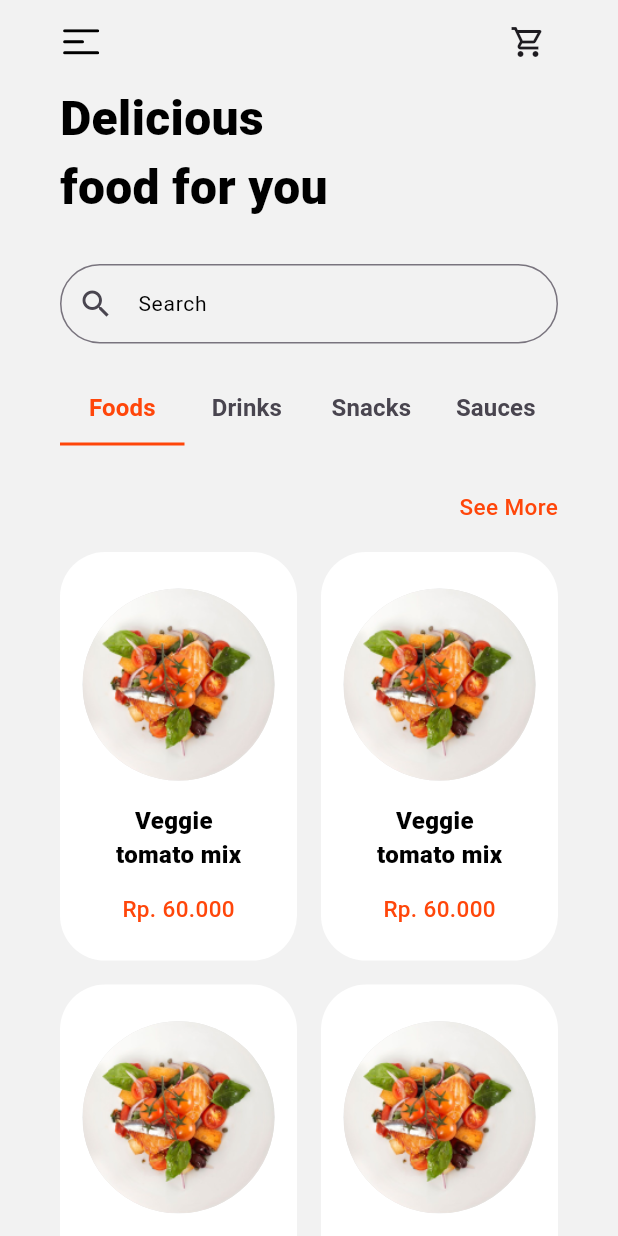
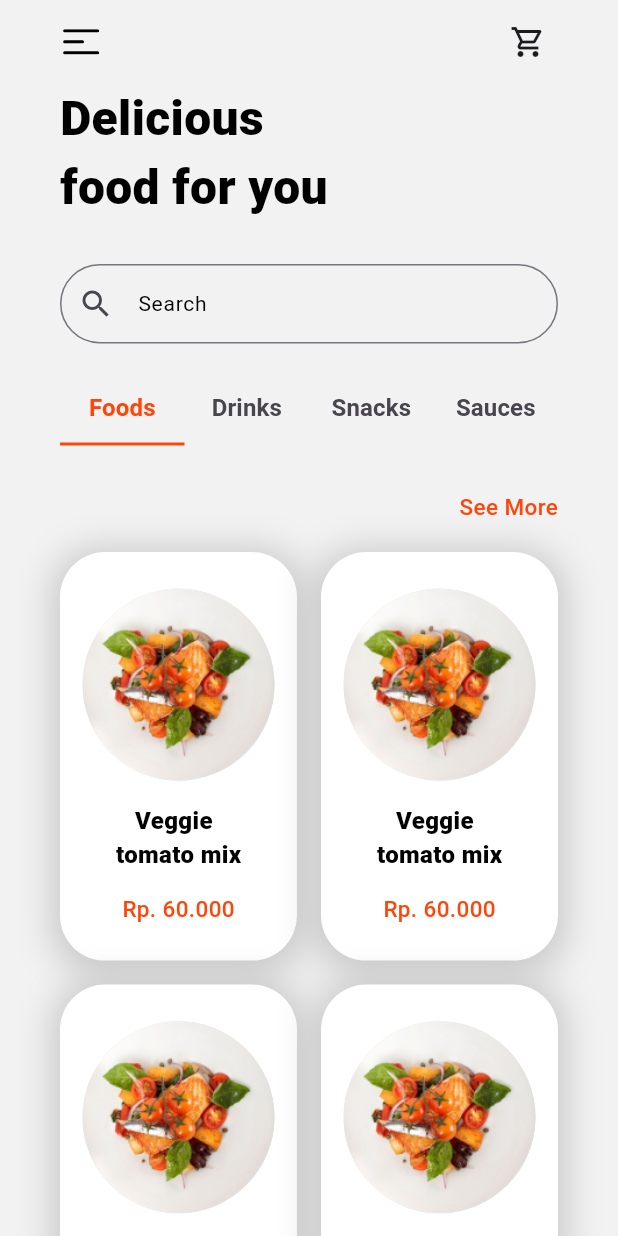
Before and after one commit to ferya2/cafe_app, a Flutter app: the HomePage screen opened directly, on a phone screen of 412 x 824 dp. Run offline on Flutter 3.47's test engine with Material 3 defaults, Android fonts, the phone set to English and light mode, and no system bars; our stand-ins replace flutter_svg, google_fonts.

Commit message:
update view

```diff
--- a/app_rest/app_rest/lib/constanst/bottomnav/bottomnavbar.dart
+++ b/app_rest/app_rest/lib/constanst/bottomnav/bottomnavbar.dart
@@ -1,5 +1,4 @@
 import 'package:app_rest/constanst/colors/colors.dart';
-import 'package:app_rest/constanst/textstyles/textstyle.dart';
 import 'package:app_rest/view/favorite.dart';
 import 'package:app_rest/view/history.dart';
 import 'package:app_rest/view/home.dart';
--- /dev/null
+++ b/app_rest/app_rest/lib/constanst/card/card.dart
@@ -0,0 +1,50 @@
+import 'package:app_rest/constanst/colors/colors.dart';
+import 'package:app_rest/constanst/textstyles/textstyle.dart';
+import 'package:flutter/material.dart';
+
+Widget buildContainerCard() {
+  return Container(
+    height: 500,
+    width: 200,
+    decoration: BoxDecoration(
+      boxShadow: [
+        BoxShadow(
+          color: AppColor.greyNeutral.withOpacity(0.5),
+          spreadRadius: 5,
+          blurRadius: 20,
+          offset: const Offset(0, 3), // changes position of shadow
+        ),
+      ],
+      color: Colors.white,
+      borderRadius: const BorderRadius.all(
+        Radius.circular(30.0),
+      ),
+    ),
+    child: Column(
+      mainAxisAlignment: MainAxisAlignment.end,
+      children: [
+        CircleAvatar(
+          backgroundColor: AppColor.greyNeutral.withOpacity(0.3),
+          radius: 64,
+          backgroundImage: const Image(
+            image: AssetImage('images/png/vege.png'),
+            fit: BoxFit.fill,
+          ).image,
+        ),
+        const SizedBox(height: 15),
+        Text(
+          '   Veggie \ntomato mix',
+          style: AppTextStyle.nameProduct,
+          overflow: TextOverflow.clip,
+        ),
+        const SizedBox(
+          height: 14,
+        ),
+        Text('Rp. 60.000', style: AppTextStyle.subtitle2),
+        const SizedBox(
+          height: 24,
+        ),
+      ],
+    ),
+  );
+}
--- a/app_rest/app_rest/lib/view/home.dart
+++ b/app_rest/app_rest/lib/view/home.dart
@@ -1,5 +1,8 @@
+import 'package:app_rest/constanst/card/card.dart';
 import 'package:app_rest/constanst/colors/colors.dart';
 import 'package:app_rest/constanst/textstyles/textstyle.dart';
+import 'package:app_rest/view/detail_product.dart';
+import 'package:app_rest/view/result_search.dart';
 import 'package:flutter/material.dart';
 import 'package:flutter_svg/flutter_svg.dart';
 
@@ -46,7 +49,8 @@ class _HomePageState extends State<HomePage>
                 onPressed: () {},
                 icon: SvgPicture.asset('images/svg/Vector.svg')),
             IconButton(
-                onPressed: () {}, icon: Icon(Icons.shopping_cart_outlined)),
+                onPressed: () {},
+                icon: const Icon(Icons.shopping_cart_outlined)),
           ]),
         ),
         automaticallyImplyLeading: false,
@@ -62,6 +66,12 @@ class _HomePageState extends State<HomePage>
           ),
           const SizedBox(height: 28),
           TextField(
+            onTap: () {
+              Navigator.push(context, MaterialPageRoute(builder: (context) {
+                return const ResultPage();
+              }));
+            },
+            readOnly: true,
             style: AppTextStyle.inputanTextField,
             decoration: InputDecoration(
                 prefixIcon: const Icon(Icons.search),
@@ -112,6 +122,7 @@ class _HomePageState extends State<HomePage>
                 childAspectRatio: 0.58,
                 physics: const NeverScrollableScrollPhysics(),
                 shrinkWrap: true,
+
                 crossAxisCount: 2,
                 // Tambahkan padding untuk jarak di sekitar GridView
                 mainAxisSpacing:
@@ -119,7 +130,14 @@ class _HomePageState extends State<HomePage>
                 crossAxisSpacing: 16.0, //
                 children: List.generate(
                   6, // Ganti sesuai dengan jumlah elemen yang Anda inginkan
-                  (index) => buildContainerCard(),
+                  (index) => InkWell(
+                      onTap: () {
+                        Navigator.push(context,
+                            MaterialPageRoute(builder: (context) {
+                          return const DetailProductPage();
+                        }));
+                      },
+                      child: buildContainerCard()),
                 ),
               ),
             ],
@@ -130,42 +148,3 @@ class _HomePageState extends State<HomePage>
     );
   }
 }
-
-Widget buildContainerCard() {
-  return Container(
-    height: 500,
-    width: 200,
-    decoration: BoxDecoration(
-      color: AppColor.whiteNeutral,
-      borderRadius: const BorderRadius.all(
-        Radius.circular(30.0),
-      ),
-    ),
-    child: Column(
-      mainAxisAlignment: MainAxisAlignment.end,
-      children: [
-        CircleAvatar(
-          backgroundColor: AppColor.greyNeutral.withOpacity(0.3),
-          radius: 64,
-          backgroundImage: const Image(
-            image: AssetImage('images/png/vege.png'),
-            fit: BoxFit.fill,
-          ).image,
-        ),
-        const SizedBox(height: 15),
-        Text(
-          '   Veggie \ntomato mix',
-          style: AppTextStyle.nameProduct,
-          overflow: TextOverflow.clip,
-        ),
-        const SizedBox(
-          height: 14,
-        ),
-        Text('Rp. 60.000', style: AppTextStyle.subtitle2),
-        const SizedBox(
-          height: 24,
-        ),
-      ],
-    ),
-  );
-}
```
Also changed, not shown: app_rest/app_rest/lib/view/detail_product.dart (added, +73 -0 lines), app_rest/app_rest/lib/view/result_search.dart (+98 -0 lines), app_rest/app_rest/images/png/vege2.png (added).
